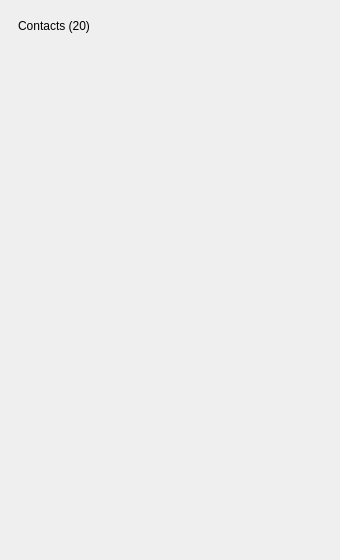
Before: the Qt Designer form examples/dashboard-demo/dashboardcontactspanel.ui in faudard/qt-material3-widget, drawn with Qt 5.
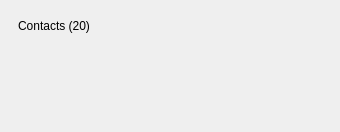
After: the same form once the commit is applied.

Commit message: fix(examples): make dashboard side panels viewport-sized

Patch:
```diff
--- a/examples/dashboard-demo/dashboardcontactspanel.ui
+++ b/examples/dashboard-demo/dashboardcontactspanel.ui
@@ -2,7 +2,12 @@
 <ui version="4.0">
  <class>DashboardContactsPanel</class>
  <widget class="QWidget" name="DashboardContactsPanel">
-  <property name="minimumSize"><size><width>340</width><height>560</height></size></property>
+  <property name="minimumSize">
+   <size>
+    <width>340</width>
+    <height>0</height>
+   </size>
+  </property>
   <layout class="QVBoxLayout" name="rootLayout">
    <property name="spacing"><number>12</number></property>
    <property name="leftMargin"><number>18</number></property>
```
